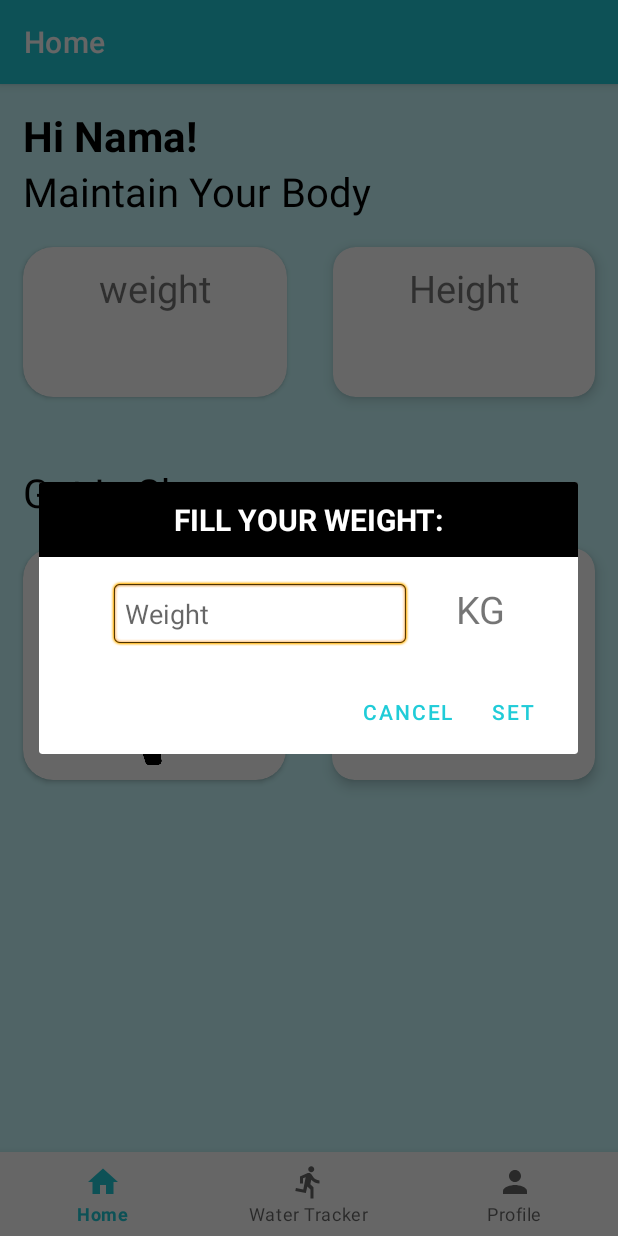
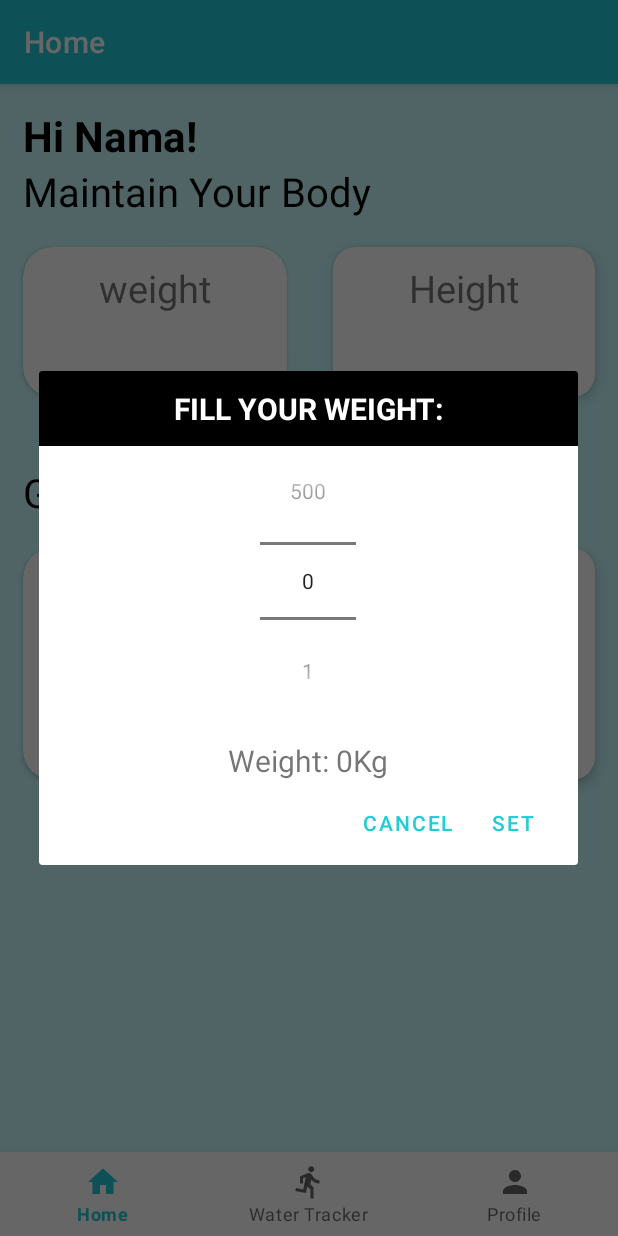
Before and after one commit to angeliawidjaja/ReMeDrink, an Android app: the HomeFragment screen opened directly, with no data from a screen before it, after a tap on "weight", on a phone screen of 412 x 824 dp. Run offline under Robolectric (Android 15) with nearby library versions, the phone set to English and light mode, and no system bars; our stand-ins replace navigation-ui.

Commit message:
scrollable weight finish

```diff
--- a/app/src/main/java/com/example/remedrink/app/landing/home/HomeFragment.java
+++ b/app/src/main/java/com/example/remedrink/app/landing/home/HomeFragment.java
@@ -59,17 +59,64 @@ public class HomeFragment extends Fragment {
             startActivity(intent);
         });
 
+//        binding.btnWeight.setOnClickListener(new View.OnClickListener() {
+//            AlertDialog.Builder dialog;
+//            LayoutInflater inflater;
+//            View dialogView;
+//
+//            @Override
+//            public void onClick(View v) {
+//                LayoutInflater inflater = (LayoutInflater) getActivity().getSystemService(Context.LAYOUT_INFLATER_SERVICE);
+//
+//                final View formsWeight = inflater.inflate(R.layout.form_weight,null, false);
+//                final EditText inp_weight = (EditText) formsWeight.findViewById(R.id.inp_weight);
+//
+//                new AlertDialog.Builder(getActivity())
+//                        .setView(formsWeight)
+//                        .setPositiveButton("SET",
+//                                new DialogInterface.OnClickListener() {
+//                                    @Override
+//                                    public void onClick(
+//                                            DialogInterface dialog, int id) {
+//                                        String weight = "Weight : " + inp_weight.getText();
+//                                        Toast.makeText(getActivity(), weight, Toast.LENGTH_SHORT).show();
+//                                        dialog.cancel();
+//                                    }
+//                                })
+//                        .setNegativeButton("CANCEL",
+//                                new DialogInterface.OnClickListener() {
+//                                    @Override
+//                                    public void onClick(
+//                                            DialogInterface dialog, int id) {
+//                                        dialog.dismiss();
+//                                    }
+//                        }).show();
+//            }
+//        });
+
         binding.btnWeight.setOnClickListener(new View.OnClickListener() {
             AlertDialog.Builder dialog;
             LayoutInflater inflater;
             View dialogView;
+            TextView text;
 
             @Override
             public void onClick(View v) {
                 LayoutInflater inflater = (LayoutInflater) getActivity().getSystemService(Context.LAYOUT_INFLATER_SERVICE);
 
                 final View formsWeight = inflater.inflate(R.layout.form_weight,null, false);
-                final EditText inp_weight = (EditText) formsWeight.findViewById(R.id.inp_weight);
+                final NumberPicker inp_weight = (NumberPicker) formsWeight.findViewById(R.id.weight_num_pick);
+
+                text = formsWeight.findViewById(R.id.text);
+                NumberPicker np = formsWeight.findViewById(R.id.weight_num_pick);
+                np.setMinValue(0);
+                np.setMaxValue(500);
+                np.setOnValueChangedListener(new NumberPicker.OnValueChangeListener() {
+                    @Override
+                    public void onValueChange(NumberPicker picker, int oldVal, int newVal) {
+                        text.setText("Weight: " + newVal + "Kg");
+                    }
+                });
 
                 new AlertDialog.Builder(getActivity())
                         .setView(formsWeight)
@@ -78,7 +125,7 @@ public class HomeFragment extends Fragment {
                                     @Override
                                     public void onClick(
                                             DialogInterface dialog, int id) {
-                                        String weight = "Weight : " + inp_weight.getText();
+                                        String weight = "Weight Update: " + inp_weight.getValue() + "Kg";
                                         Toast.makeText(getActivity(), weight, Toast.LENGTH_SHORT).show();
                                         dialog.cancel();
                                     }
--- a/app/src/main/java/com/example/remedrink/app/landing/profile/ProfileFragment.java
+++ b/app/src/main/java/com/example/remedrink/app/landing/profile/ProfileFragment.java
@@ -20,14 +20,14 @@ import com.example.remedrink.databinding.FragmentProfileBinding;
 import com.example.remedrink.datamodel.UserLoginData;
 import com.example.remedrink.datamodel.UserResponse;
 
-import com.example.remedrink.databinding.ActivityLogoutBinding;
+//import com.example.remedrink.databinding.ActivityLogoutBinding;
 
 public class ProfileFragment extends Fragment {
 
     private ProfileViewModel profileViewModel;
     private FragmentProfileBinding binding;
     private UserResponse userLoginData;
-    private ActivityLogoutBinding binding;
+//    private ActivityLogoutBinding binding;
     private Button btn_logout;
 
     public View onCreateView(@NonNull LayoutInflater inflater,
@@ -57,14 +57,14 @@ public class ProfileFragment extends Fragment {
     @Override
     public void onCreate(Bundle savedInstanceState) {
         super.onCreate(savedInstanceState);
-        binding = ActivityLogoutBinding.inflate(getLayoutInflater());
-        setContentView(binding.getRoot());
+//        binding = ActivityLogoutBinding.inflate(getLayoutInflater());
+//        setContentView(binding.getRoot());
 
-        btn_logout = findViewById(R.id.btn_logout);
+//        btn_logout = findViewById(R.id.btn_logout);
         btn_logout.setOnClickListener(new View.OnClickListener() {
             @Override
             public void onClick(View v) {
-                startActivity(new Intent(ProfileFragment.this, SplashScreenActivity.class));
+//                startActivity(new Intent(ProfileFragment.this, SplashScreenActivity.class));
             }
         });
     }
--- a/app/src/main/res/layout/form_weight.xml
+++ b/app/src/main/res/layout/form_weight.xml
@@ -23,36 +23,36 @@
         android:layout_width="match_parent"
         android:layout_height="match_parent"
         android:gravity="center|top"
-        android:orientation="horizontal"
+        android:orientation="vertical"
         tools:context=".MainActivity">
-<!--        <NumberPicker-->
-<!--            android:id="@+id/weight_num_pick"-->
-<!--            android:layout_width="wrap_content"-->
-<!--            android:layout_height="wrap_content" />-->
+        <NumberPicker
+            android:id="@+id/weight_num_pick"
+            android:layout_width="wrap_content"
+            android:layout_height="wrap_content"/>
 
+        <TextView
+            android:id="@+id/text"
+            android:layout_width="wrap_content"
+            android:layout_height="wrap_content"
+            android:layout_marginTop="16dp"
+            android:text="Weight: 0Kg"
+            android:textSize="20sp"/>
+
+<!--        <EditText-->
+<!--            android:id="@+id/inp_weight"-->
+<!--            android:hint="Weight"-->
+<!--            android:inputType="number"-->
+<!--            android:layout_width="200dp"-->
+<!--            android:layout_height="wrap_content"-->
+<!--            android:background="@android:drawable/editbox_background"-->
+<!--            android:padding="10dp"-->
+<!--            android:layout_margin="15dp"/>-->
 <!--        <TextView-->
-<!--            android:id="@+id/text"-->
 <!--            android:layout_width="wrap_content"-->
 <!--            android:layout_height="wrap_content"-->
-<!--            android:layout_marginTop="16dp"-->
-<!--            android:text="Weight: 0"-->
-<!--            android:textSize="20sp"/>-->
-
-        <EditText
-            android:id="@+id/inp_weight"
-            android:hint="Weight"
-            android:inputType="number"
-            android:layout_width="200dp"
-            android:layout_height="wrap_content"
-            android:background="@android:drawable/editbox_background"
-            android:padding="10dp"
-            android:layout_margin="15dp"/>
-        <TextView
-            android:layout_width="wrap_content"
-            android:layout_height="wrap_content"
-            android:text="KG"
-            android:textSize="25sp"
-            android:layout_margin="15dp"/>
+<!--            android:text="KG"-->
+<!--            android:textSize="25sp"-->
+<!--            android:layout_margin="15dp"/>-->
     </LinearLayout>
 
 </LinearLayout>
```
